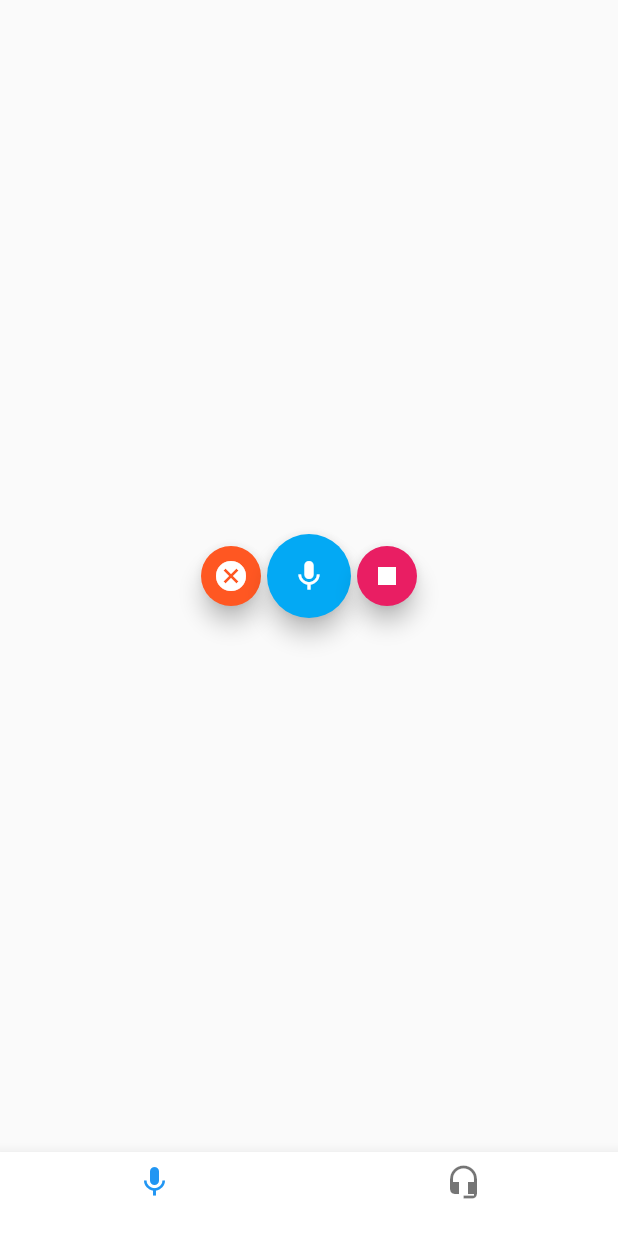
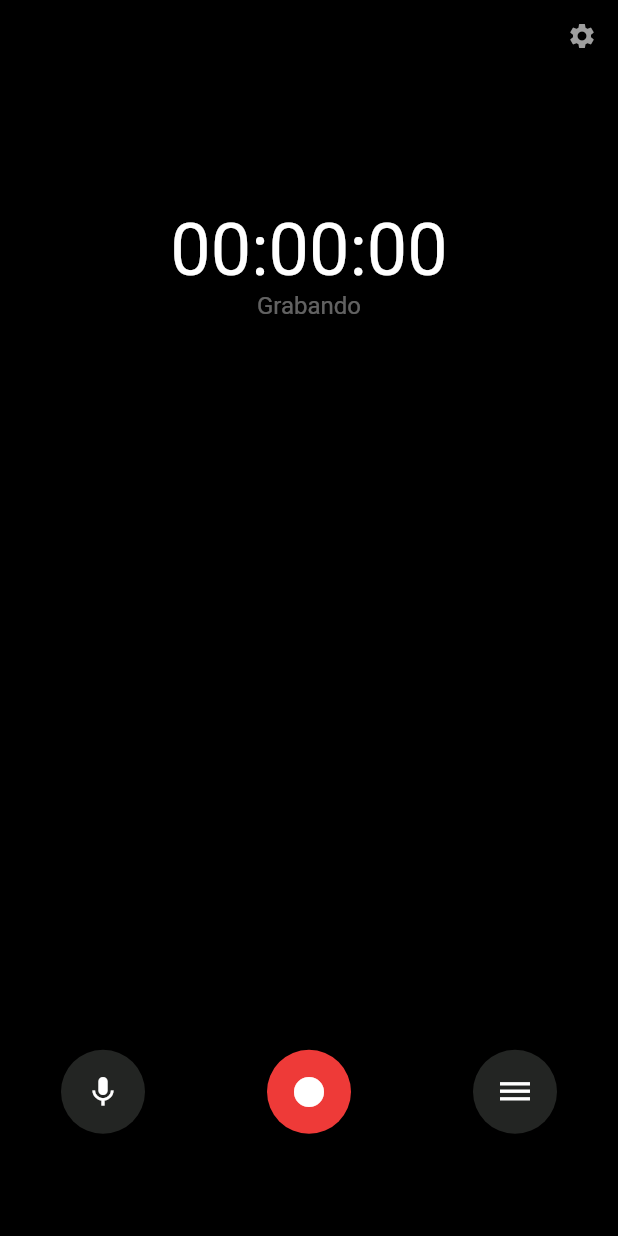
Before and after one commit to Robert3452/AppFlutterPainless, a Flutter app: the screen it shows after launch, on a phone screen of 412 x 824 dp. Run offline on Flutter 3.47's test engine with Material 2 defaults, Android fonts, the phone set to English and light mode, and no system bars.

Commit message:
version 2

```diff
--- a/lib/main.dart
+++ b/lib/main.dart
@@ -1,15 +1,13 @@
 import 'package:flutter/material.dart';
-import 'package:flutter_app_painless/navigation.dart';
-import 'package:flutter_app_painless/record/ui/screens/voice_recognition.dart';
+import 'package:flutter_app_painless/record/ui/screens/nav.dart';
+
 void main() => runApp(MyApp());
 
 class MyApp extends StatelessWidget {
-
-
   @override
   Widget build(BuildContext context) {
     return MaterialApp(
-      home: Navigation(),
+      home:Nav(),
     );
   }
 }
--- /dev/null
+++ b/lib/record/ui/screens/nav.dart
@@ -0,0 +1,71 @@
+import 'package:flutter/material.dart';
+import 'package:flutter_app_painless/record/ui/widgets/floating_buttons.dart';
+
+class Nav extends StatelessWidget {
+  @override
+  Widget build(BuildContext context) {
+    double screenHeight = MediaQuery.of(context).size.height;
+    return Scaffold(
+      body: Container(
+        height: screenHeight,
+        decoration: BoxDecoration(
+          gradient: LinearGradient(
+            colors: [Color(0XFF000000), Colors.black],
+            begin: FractionalOffset(0.2, 0.0),
+            end: FractionalOffset(1.0, 0.6),
+            stops: [0.0, 0.6],
+            tileMode: TileMode.clamp,
+          ),
+        ),
+        child: SafeArea(
+          child: Column(
+            mainAxisAlignment: MainAxisAlignment.start,
+            crossAxisAlignment: CrossAxisAlignment.center,
+            children: <Widget>[
+              Row(
+                mainAxisAlignment: MainAxisAlignment.end,
+                children: <Widget>[
+                  IconButton(
+                    icon: Icon(Icons.settings),
+                    onPressed: () {},
+                    color: Colors.grey,
+                    iconSize: 20,
+                  ),
+                ],
+              ),
+              Container(
+                // height: screenHeight * .70,
+                margin: EdgeInsets.only(top: screenHeight * 0.11),
+                child: Column(
+                  crossAxisAlignment: CrossAxisAlignment.center,
+                  children: <Widget>[
+                    Text(
+                      "00:00:00",
+                      style: TextStyle(
+                        fontSize: 48,
+                        color: Colors.white,
+                      ),
+                    ),
+                    Text(
+                      "Grabando",
+                      style: TextStyle(
+                        fontSize: 16,
+                        color: Colors.white38,
+                      ),
+                    ),
+                  ],
+                ),
+              ),
+              Container(
+                margin: EdgeInsets.only(
+                    top: screenHeight * 0.59,
+                    bottom: screenHeight *0.01),
+                child: FloatingButtons(),
+              )
+            ],
+          ),
+        ),
+      ),
+    );
+  }
+}
--- a/lib/record/ui/screens/recorder.dart
+++ b/lib/record/ui/screens/recorder.dart
@@ -3,7 +3,6 @@ import 'package:flutter/material.dart';
 class Recorder extends StatefulWidget{
   @override
   State<StatefulWidget> createState() {
-    // TODO: implement createState
     return _Recorder();
   }
 
@@ -12,7 +11,6 @@ class Recorder extends StatefulWidget{
 class _Recorder extends State<Recorder>{
   @override
   Widget build(BuildContext context) {
-    // TODO: implement build
     return Container(
       color: Colors.amber,
     );
--- a/lib/record/ui/screens/voice_recognition.dart
+++ b/lib/record/ui/screens/voice_recognition.dart
@@ -1,7 +1,6 @@
 import 'package:flutter/material.dart';
 
 import 'package:flutter_app_painless/widgets/floating_action_btn.dart';
-import 'package:speech_recognition/speech_recognition.dart';
 
 class VoiceRecognition extends StatefulWidget {
   @override
@@ -24,22 +23,26 @@ class _VoiceRecognition extends State<VoiceRecognition> {
             mainAxisAlignment: MainAxisAlignment.center,
             children: <Widget>[
               FloatingActionBtn(
-                color: 0xFFFF5722,
+                color: 0xFF000000,
                 iconData: Icons.cancel,
                 onPressed: () {},
                 mini: true,
+                bGcolor:0xFFFF5722 ,
               ),
               FloatingActionBtn(
-                color: 0xFF03A9F4,
+                bGcolor: 0xFF03A9F4,
                 iconData: Icons.mic,
                 onPressed: () {},
                 mini: false,
+                color: 0xFF000000,
               ),
               FloatingActionBtn(
-                color: 0xFFE91E63,
+                bGcolor: 0xFFE91E63,
                 iconData: Icons.stop,
                 onPressed: () {},
                 mini: true,
+                color: 0xFF000000,
+
               ),
             ],
           ),
--- /dev/null
+++ b/lib/record/ui/widgets/floating_buttons.dart
@@ -0,0 +1,48 @@
+import 'package:flutter/material.dart';
+import 'package:flutter_app_painless/widgets/floating_action_btn.dart';
+
+
+class FloatingButtons extends StatefulWidget{
+  @override
+  State<StatefulWidget> createState() {
+    return _FloatingButtons();
+  }
+
+}
+
+class _FloatingButtons extends State<FloatingButtons>{
+  @override
+  Widget build(BuildContext context) {
+    return Row(
+                mainAxisAlignment: MainAxisAlignment.spaceAround,
+                children: <Widget>[
+                  FloatingActionBtn(
+                    color:0xFFffffff,
+                    bGcolor: 0xFF232523,
+                    onPressed: (){},
+                    key: null,
+                    iconData: Icons.mic,
+                    mini: false,
+                  ),
+                  FloatingActionBtn(
+                    color:0xFFffffff,
+                    bGcolor: 0xFFEE3A38,
+                    onPressed: (){},
+                    key: null,
+                    iconData: Icons.brightness_1,
+                    mini: false,
+                  ),
+                  FloatingActionButton(
+                    onPressed: () {},
+                    backgroundColor: Color(0xFF232523),
+                    tooltip: 'Record',
+                    child: Icon(
+                      Icons.dehaze,
+                      color: Colors.white,
+                    ),
+                  )
+                ],
+              );
+  }
+
+}
--- a/lib/widgets/floating_action_btn.dart
+++ b/lib/widgets/floating_action_btn.dart
@@ -2,6 +2,7 @@ import 'package:flutter/material.dart';
 
 class FloatingActionBtn extends StatefulWidget{
   final VoidCallback onPressed;
+  var bGcolor;
   var color;
   final IconData iconData;
   bool mini;
@@ -11,13 +12,13 @@ class FloatingActionBtn extends StatefulWidget{
     @required this.onPressed,
     @required this.iconData,
     @required this.color,
+    @required this.bGcolor,
     this.mini,
 
   });
 
   @override
   State<StatefulWidget> createState() {
-    // TODO: implement createState
     return _FloatingActionBtn();
   }
 
@@ -25,11 +26,10 @@ class FloatingActionBtn extends StatefulWidget{
 class _FloatingActionBtn extends State<FloatingActionBtn>{
   @override
   Widget build(BuildContext context) {
-    // TODO: implement build
     return FloatingActionButton(
-      child: Icon(widget.iconData),
+      child: Icon(widget.iconData,color: Color(widget.color),),
       mini: widget.mini,
-      backgroundColor: Color(widget.color),
+      backgroundColor: Color(widget.bGcolor),
       onPressed: widget.onPressed,
       heroTag: null,
     );
--- a/pubspec.yaml
+++ b/pubspec.yaml
@@ -25,8 +25,10 @@ dependencies:
   cupertino_icons: ^0.1.2
   speech_recognition:
   flutter_sound: "^1.0.6"
+  audio_recorder: ^1.0.1
   http:
   intl:
+  flutter_visualizers: ^0.0.2 ##it's an improve flutter package
   path_provider: ^0.4.0
 dev_dependencies:
   flutter_test:
```
Also changed, not shown: pubspec.lock.
